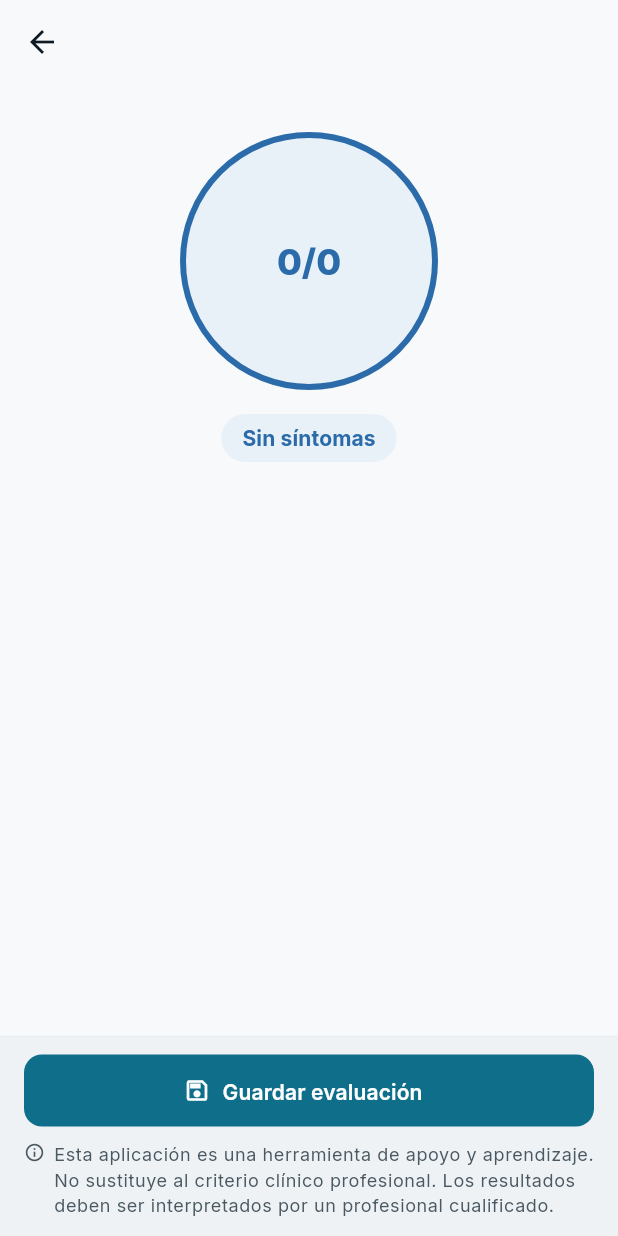
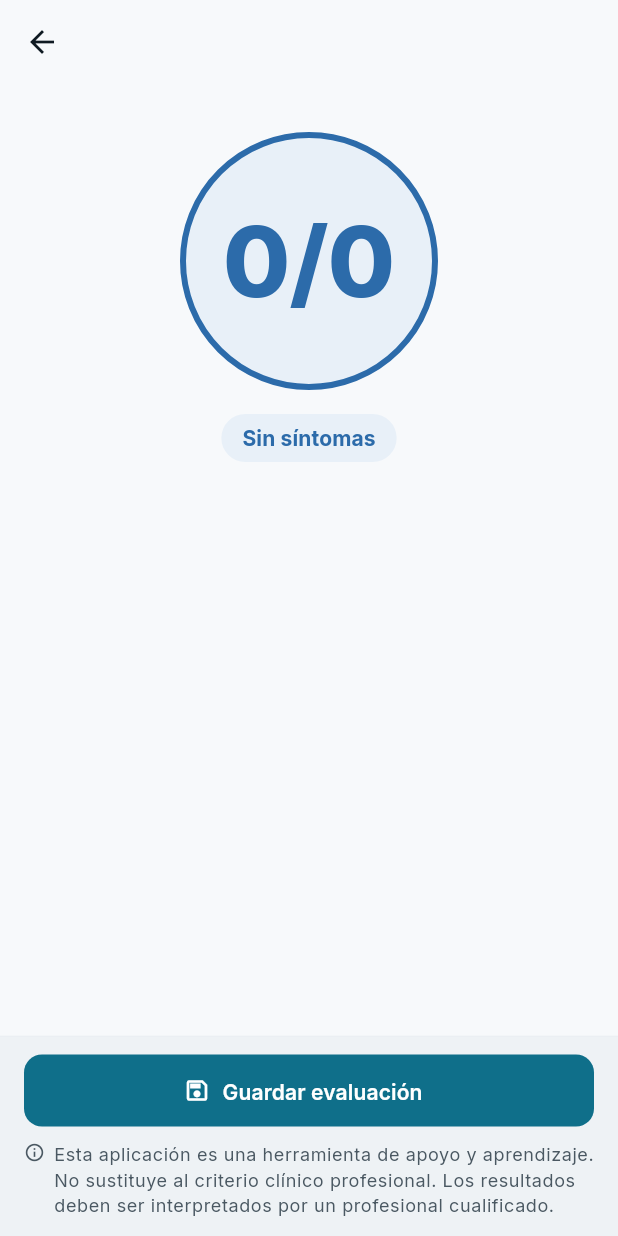
Before and after one commit to grisllo/NeuroScaleApp, a Flutter app: the ResultScreen screen opened directly with empty values, on a phone screen of 412 x 824 dp. Run offline on Flutter 3.47's test engine with Material 3 defaults, Android fonts, the phone set to English and light mode, and no system bars; our stand-ins replace connectivity_plus, drift, drift_flutter, email_validator, fl_chart, flutter_riverpod and 5 more; accounts and stored records are empty; generated files the repository leaves out were written again.

Commit message:
fix(ui): ResultScreen — FittedBox para llenar el circulo con el score
Co-Authored-By: Claude Sonnet 4.6 <noreply@anthropic.com>

```diff
--- a/lib/features/evaluations/presentation/screens/result_screen.dart
+++ b/lib/features/evaluations/presentation/screens/result_screen.dart
@@ -111,15 +111,22 @@ class ResultScreen extends ConsumerWidget {
                     ),
                   ),
                   child: Center(
+                    child: SizedBox(
+                      width: 136,
+                      height: 72,
+                      child: FittedBox(
+                        fit: BoxFit.contain,
                         child: RepaintBoundary(
                           child: AnimatedScore(
                             score: result.totalScore,
                             maxScore: result.maxScore,
                             color: clinicalPair.foreground,
-                        style: Theme.of(context).textTheme.headlineLarge
+                            style: Theme.of(context).textTheme.displayLarge
                                 ?.copyWith(
                                   color: clinicalPair.foreground,
                                   fontWeight: FontWeight.w800,
+                                ),
+                          ),
                         ),
                       ),
                     ),
```
Lines whose indentation alone changed are shown as unchanged.
